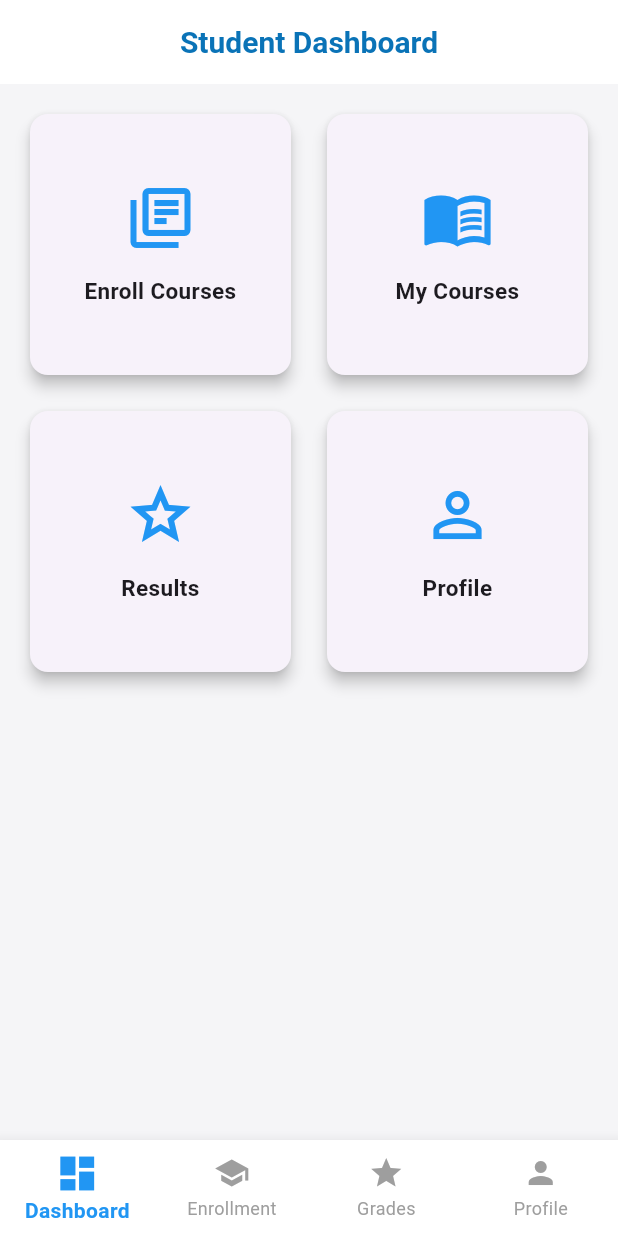
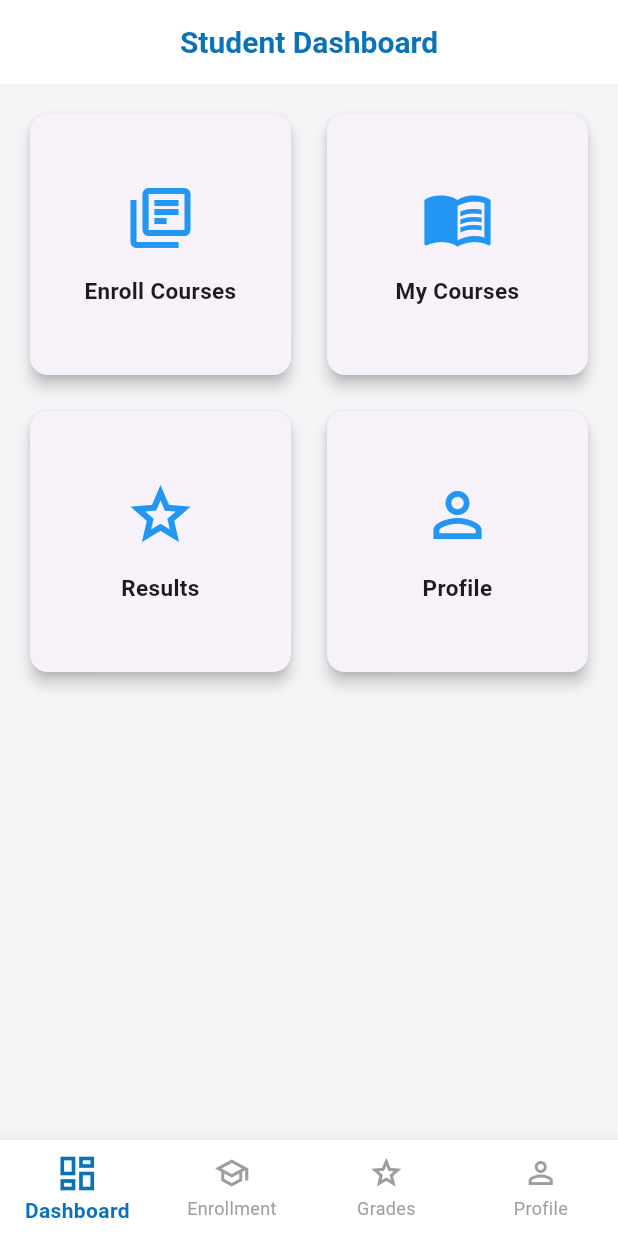
Before and after one commit to aabdulrafay/EduSmart, a Flutter app: the StudentDashboardScreen screen opened directly, on a phone screen of 412 x 824 dp. Run offline on Flutter 3.47's test engine with Material 3 defaults, Android fonts, the phone set to English and light mode, and no system bars; our stand-ins replace pdf, printing; network calls fail; key blocks and very long unbroken strings in the code were emptied for the run.

Commit message:
Fix AST Dashboards
Fix Admin, Students, and Teachers Dashboards

```diff
--- a/lib/pages/admin_dashboard_screen.dart
+++ b/lib/pages/admin_dashboard_screen.dart
@@ -11,8 +11,9 @@ class AdminDashboardScreen extends StatefulWidget {
 }
 
 class _AdminDashboardScreenState extends State<AdminDashboardScreen> {
-  int _selectedIndex = 0;
+  int _selectedIndex = 0; // For bottom navigation bar selection
 
+  // Pages shown for each bottom nav option
   static final List<Widget> _widgetOptions = <Widget>[
     const DashboardView(),
     const ReportsView(),
@@ -27,6 +28,7 @@ class _AdminDashboardScreenState extends State<AdminDashboardScreen> {
     ),
   ];
 
+  // Handle navigation tap
   void _onItemTapped(int index) {
     setState(() {
       _selectedIndex = index;
@@ -42,7 +44,7 @@ class _AdminDashboardScreenState extends State<AdminDashboardScreen> {
       ),
       body: _widgetOptions.elementAt(_selectedIndex),
       bottomNavigationBar: BottomNavigationBar(
-        items: const <BottomNavigationBarItem>[
+        items: const [
           BottomNavigationBarItem(
             icon: Icon(Icons.dashboard_outlined),
             label: 'Dashboard',
--- a/lib/pages/student_dashboard_screen.dart
+++ b/lib/pages/student_dashboard_screen.dart
@@ -1,38 +1,42 @@
 import 'package:flutter/material.dart';
-import 'package:edusmart/studentpages/dashbaord_view.dart';
+import 'package:edusmart/studentpages/dashboard_view.dart';
 import 'package:edusmart/studentpages/enrollment_view.dart';
 import 'package:edusmart/studentpages/grades_view.dart';
 import 'package:edusmart/studentpages/profile_view.dart';
 
 class StudentDashboardScreen extends StatefulWidget {
   const StudentDashboardScreen({super.key});
+
   @override
   State<StudentDashboardScreen> createState() => _StudentDashboardScreenState();
 }
+
 class _StudentDashboardScreenState extends State<StudentDashboardScreen> {
   int _selectedIndex = 0;
 
-  static const List<Widget> _widgetOptions = <Widget>[
-    StudentDashboard(),
-    StudentEnrollmentView(),
-    StudentGradesView(
+  // Pages for each tab in the bottom navigation bar
+  static final List<Widget> _widgetOptions = <Widget>[
+    const StudentDashboard(),
+    const StudentEnrollmentView(),
+    const StudentGradesView(
       enrolledCourses: [],
       resultsSubmitted: true,
       resultsMap: {},
     ),
-    StudentProfileView(
+    const StudentProfileView(
       name: 'Student Name',
-      studentId: 'sapid',
+      studentId: 'SAP12345',
       email: 'student@edusmart.edu.pk',
       phone: '123-456-7890',
       department: 'Software Engineering',
       gender: 'Male',
       dateOfBirth: '2000-01-01',
-      address: '123 Main St, City, Country',
+      address: '123 Main St, Karachi, Pakistan',
       profileImageUrl: 'https://static.thenounproject.com/png/3632534-200.png',
     ),
   ];
 
+  // Handle user tap on navigation bar item
   void _onItemTapped(int index) {
     setState(() {
       _selectedIndex = index;
@@ -41,32 +45,36 @@ class _StudentDashboardScreenState extends State<StudentDashboardScreen> {
 
   @override
   Widget build(BuildContext context) {
+    const primaryBlue = Color(0xFF0A73B7);
+
     return Scaffold(
       body: Center(
         child: _widgetOptions.elementAt(_selectedIndex),
       ),
       bottomNavigationBar: BottomNavigationBar(
-        items: const <BottomNavigationBarItem>[
+        items: const [
           BottomNavigationBarItem(
-            icon: Icon(Icons.dashboard),
+            icon: Icon(Icons.dashboard_outlined),
             label: 'Dashboard',
           ),
           BottomNavigationBarItem(
-            icon: Icon(Icons.school),
+            icon: Icon(Icons.school_outlined),
             label: 'Enrollment',
           ),
           BottomNavigationBarItem(
-            icon: Icon(Icons.grade),
+            icon: Icon(Icons.grade_outlined),
             label: 'Grades',
           ),
           BottomNavigationBarItem(
-            icon: Icon(Icons.person),
+            icon: Icon(Icons.person_outline),
             label: 'Profile',
           ),
         ],
         currentIndex: _selectedIndex,
-        selectedItemColor: Colors.blue,
+        selectedItemColor: primaryBlue,
+        unselectedItemColor: Colors.grey,
         onTap: _onItemTapped,
+        type: BottomNavigationBarType.fixed,
       ),
     );
   }
```
Also changed, not shown: lib/pages/teacher_dashboard_screen.dart (+18 -9 lines), lib/studentpages/dashboard_view.dart (renamed from lib/studentpages/dashbaord_view.dart).
